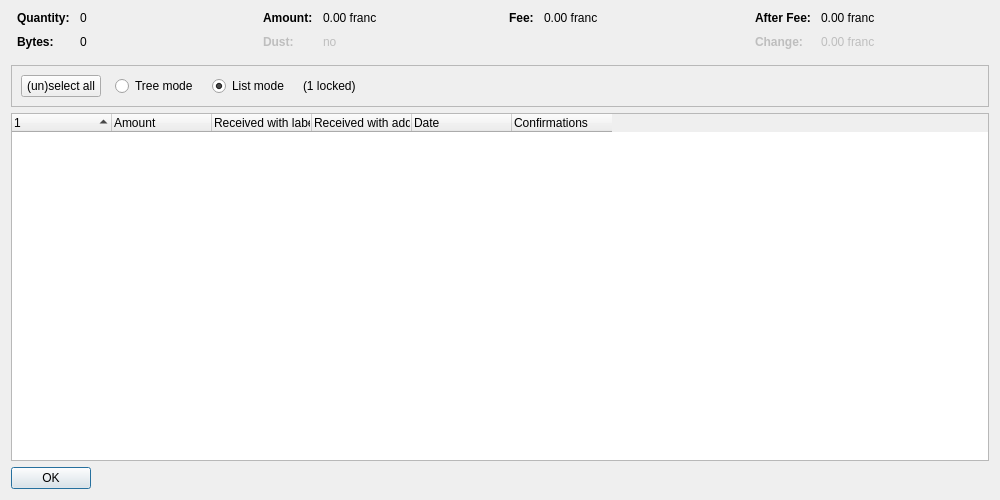
This is franccore/src/qt/forms/coincontroldialog.ui in NicolasChoukroun/Franc as Qt 5 draws it before an edit. The edited form follows.
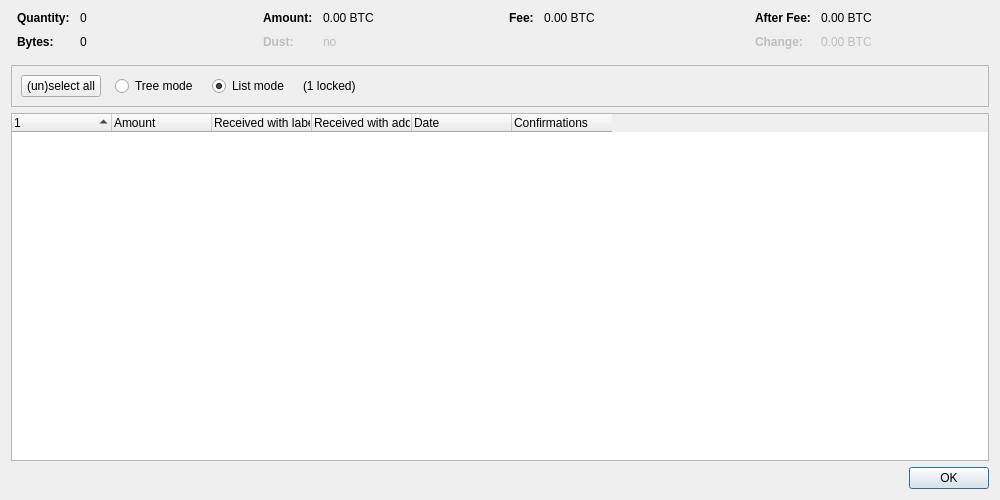
This is the edited form. Custom widgets are drawn as their Qt base class.

The edit to the form file:
```diff
--- a/franccore/src/qt/forms/coincontroldialog.ui
+++ b/franccore/src/qt/forms/coincontroldialog.ui
@@ -132,7 +132,7 @@
           <enum>Qt::ActionsContextMenu</enum>
          </property>
          <property name="text">
-          <string notr="true">0.00 franc</string>
+          <string notr="true">0.00 BTC</string>
          </property>
          <property name="textInteractionFlags">
           <set>Qt::LinksAccessibleByMouse|Qt::TextSelectableByKeyboard|Qt::TextSelectableByMouse</set>
@@ -212,7 +212,7 @@
           <enum>Qt::ActionsContextMenu</enum>
          </property>
          <property name="text">
-          <string notr="true">0.00 franc</string>
+          <string notr="true">0.00 BTC</string>
          </property>
          <property name="textInteractionFlags">
           <set>Qt::LinksAccessibleByMouse|Qt::TextSelectableByKeyboard|Qt::TextSelectableByMouse</set>
@@ -257,7 +257,7 @@
           <enum>Qt::ActionsContextMenu</enum>
          </property>
          <property name="text">
-          <string notr="true">0.00 franc</string>
+          <string notr="true">0.00 BTC</string>
          </property>
          <property name="textInteractionFlags">
           <set>Qt::LinksAccessibleByMouse|Qt::TextSelectableByKeyboard|Qt::TextSelectableByMouse</set>
@@ -292,7 +292,7 @@
           <enum>Qt::ActionsContextMenu</enum>
          </property>
          <property name="text">
-          <string notr="true">0.00 franc</string>
+          <string notr="true">0.00 BTC</string>
          </property>
          <property name="textInteractionFlags">
           <set>Qt::LinksAccessibleByMouse|Qt::TextSelectableByKeyboard|Qt::TextSelectableByMouse</set>
@@ -467,12 +467,6 @@
    </item>
    <item>
     <widget class="QDialogButtonBox" name="buttonBox">
-     <property name="sizePolicy">
-      <sizepolicy hsizetype="Maximum" vsizetype="Fixed">
-       <horstretch>0</horstretch>
-       <verstretch>0</verstretch>
-      </sizepolicy>
-     </property>
      <property name="orientation">
       <enum>Qt::Horizontal</enum>
      </property>
```
